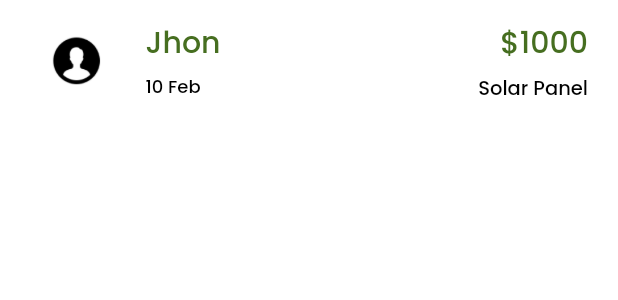
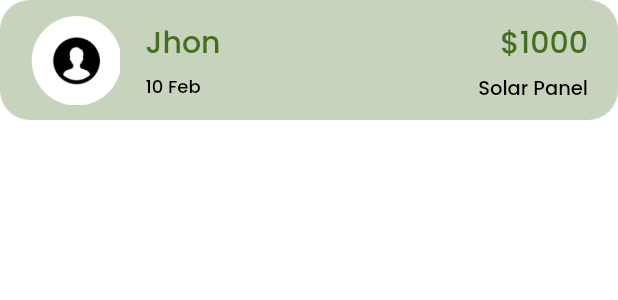
Before and after one commit to Acube-Innovation/Madathil-Mobile-App, a Flutter app: the TransactionItem widget shown alone on an empty page, opened directly, on a phone screen of 412 x 824 dp. Shown: the top 300 px of the screen. Run offline on Flutter 3.47's test engine with Material 3 defaults, Android fonts, the phone set to English and light mode, and no system bars; our stand-ins replace cookie_jar, dio, dio_cookie_manager, flutter_screenutil, flutter_svg, hive and 1 more; accounts and stored records are empty.

Commit message:
transaction list and details

```diff
--- a/lib/view/screens/homepage/homepage.dart
+++ b/lib/view/screens/homepage/homepage.dart
@@ -5,6 +5,7 @@ import 'package:madathil/view/screens/attendance/attendance.dart';
 import 'package:madathil/view/screens/homepage/components/drawer_widget.dart';
 import 'package:madathil/view/screens/homepage/components/home_item_widget.dart';
 import 'package:madathil/view/screens/products/product_list.dart';
+import 'package:madathil/view/screens/transactions/transaction_list.dart';
 import 'package:madathil/viewmodel/common_viewmodel.dart';
 import 'package:provider/provider.dart';
 
--- a/lib/view/screens/transactions/widgets/transaction_item.dart
+++ b/lib/view/screens/transactions/widgets/transaction_item.dart
@@ -1,6 +1,5 @@
 import 'package:flutter/material.dart';
 import 'package:madathil/utils/color/app_colors.dart';
-import 'package:madathil/app_colors.dart' as appColor;
 import 'package:madathil/view/screens/common_widgets/custom_images.dart';
 
 class TransactionItem extends StatelessWidget {
@@ -14,7 +13,7 @@ class TransactionItem extends StatelessWidget {
         height: 80,
         width: MediaQuery.of(context).size.width,
         decoration: BoxDecoration(
-            color: appColor.AppColors.primaryColor.withOpacity(0.3),
+            color: AppColors.primeryColor.withOpacity(0.3),
             borderRadius: BorderRadius.all(Radius.circular(20))),
         child: Padding(
           padding: const EdgeInsets.symmetric(horizontal: 20, vertical: 10),
```
Also changed, not shown: lib/view/screens/transactions/transaction_details.dart (+1 -7 lines), lib/view/screens/transactions/transaction_list.dart (+1 -7 lines).
